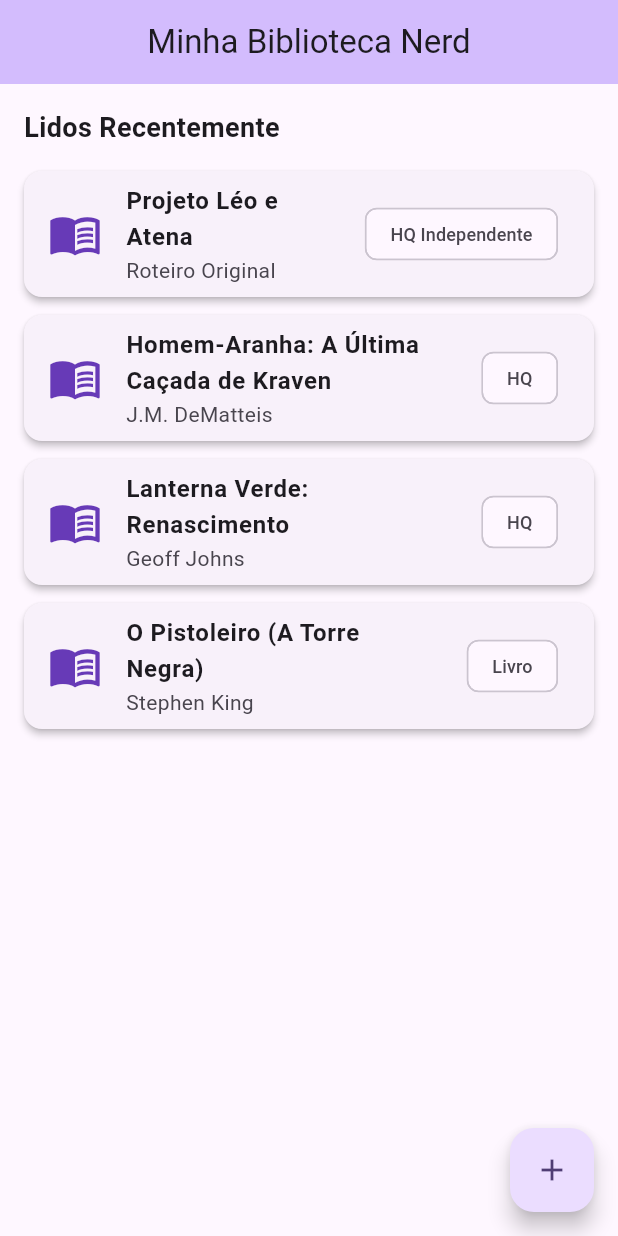
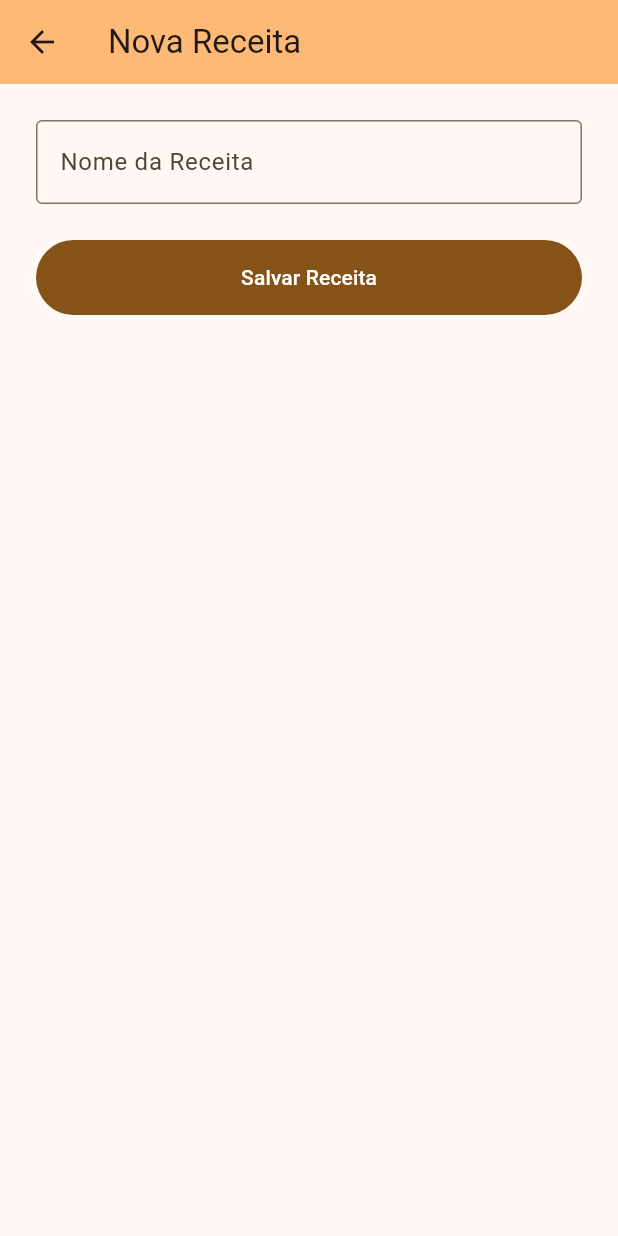
Before and after one commit to Fear1606/Introdu-o-ao-Desenvolvimento-Mobile-com-Flutter, a Flutter app: the screen it shows after launch, after a tap on the "add" icon, on a phone screen of 412 x 824 dp. Run offline on Flutter 3.47's test engine with Material 3 defaults, Android fonts, the phone set to English and light mode, and no system bars.

Commit message:
Reformulado para receita - Formulario implementado da aula 03

```diff
--- a/lib/main.dart
+++ b/lib/main.dart
@@ -1,19 +1,19 @@
 import 'package:flutter/material.dart';
 
 void main() {
-  runApp(const GerenciadorColecaoApp());
+  runApp(const ChefDeBolsoApp());
 }
 
-class GerenciadorColecaoApp extends StatelessWidget {
-  const GerenciadorColecaoApp({super.key});
+class ChefDeBolsoApp extends StatelessWidget {
+  const ChefDeBolsoApp({super.key});
 
   @override
   Widget build(BuildContext context) {
     return MaterialApp(
-      title: 'Gerenciador de Coleção',
+      title: 'Chef de Bolso',
       debugShowCheckedModeBanner: false,
       theme: ThemeData(
-        colorScheme: ColorScheme.fromSeed(seedColor: Colors.deepPurple),
+        colorScheme: ColorScheme.fromSeed(seedColor: Colors.orange),
         useMaterial3: true,
       ),
       home: const HomePage(),
@@ -21,7 +21,7 @@ class GerenciadorColecaoApp extends StatelessWidget {
   }
 }
 
-// Criação da Página Principal solicitada na atividade
+// --- TELA INICIAL ---
 class HomePage extends StatelessWidget {
   const HomePage({super.key});
 
@@ -29,79 +29,198 @@ class HomePage extends StatelessWidget {
   Widget build(BuildContext context) {
     return Scaffold(
       appBar: AppBar(
-        title: const Text('Minha Biblioteca Nerd'),
+        title: const Text('Chef de Bolso - Receitas'),
         backgroundColor: Theme.of(context).colorScheme.inversePrimary,
         centerTitle: true,
       ),
-      // Definindo o layout da página com os textos escritos
-      body: ListView(
+      body: SingleChildScrollView(
         padding: const EdgeInsets.all(16.0),
+        child: Column(
+          crossAxisAlignment: CrossAxisAlignment.start,
           children: const [
             Text(
-            'Lidos Recentemente',
-            style: TextStyle(fontSize: 18, fontWeight: FontWeight.bold),
+              'Lanches Práticos',
+              style: TextStyle(fontSize: 20, fontWeight: FontWeight.bold),
             ),
             SizedBox(height: 16),
-          ItemCard(
-            titulo: 'Projeto Léo e Atena',
-            autor: 'Roteiro Original',
-            tipo: 'HQ Independente',
+            ReceitaItem(
+              titulo: 'Vitamina Reforçada de Banana',
+              tempoPreparo: '5 min',
+              icone: Icons.blender,
             ),
-          ItemCard(
-            titulo: 'Homem-Aranha: A Última Caçada de Kraven',
-            autor: 'J.M. DeMatteis',
-            tipo: 'HQ',
+            ReceitaItem(
+              titulo: 'Suco de Uva Integral Rápido',
+              tempoPreparo: '2 min',
+              icone: Icons.local_drink,
             ),
-          ItemCard(
-            titulo: 'Lanterna Verde: Renascimento',
-            autor: 'Geoff Johns',
-            tipo: 'HQ',
-          ),
-          ItemCard(
-            titulo: 'O Pistoleiro (A Torre Negra)',
-            autor: 'Stephen King',
-            tipo: 'Livro',
+            ReceitaItem(
+              titulo: 'Tapioca Simples',
+              tempoPreparo: '10 min',
+              icone: Icons.breakfast_dining,
             ),
           ],
         ),
+      ),
       floatingActionButton: FloatingActionButton(
         onPressed: () {
-          // Apenas visual por enquanto (placeholder para a tela de cadastro)
+          // Navega para a tela de formulário quando o botão é clicado
+          Navigator.push(
+            context,
+            MaterialPageRoute(builder: (context) => const FormularioReceitaPage()),
+          );
         },
-        tooltip: 'Cadastrar nova obra',
+        tooltip: 'Cadastrar Receita',
         child: const Icon(Icons.add),
       ),
     );
   }
 }
 
-// Widget extraído para manter o código limpo e organizado
-class ItemCard extends StatelessWidget {
+// Widget da lista (mantido igual)
+class ReceitaItem extends StatelessWidget {
   final String titulo;
-  final String autor;
-  final String tipo;
+  final String tempoPreparo;
+  final IconData icone;
 
-  const ItemCard({
+  const ReceitaItem({
     super.key,
     required this.titulo,
-    required this.autor,
-    required this.tipo,
+    required this.tempoPreparo,
+    required this.icone,
   });
 
   @override
   Widget build(BuildContext context) {
-    return Card(
-      elevation: 2,
+    return Container(
       margin: const EdgeInsets.only(bottom: 12),
-      child: ListTile(
-        leading: const Icon(Icons.menu_book, size: 36, color: Colors.deepPurple),
-        title: Text(titulo, style: const TextStyle(fontWeight: FontWeight.bold)),
-        subtitle: Text(autor),
-        trailing: Chip(
-          label: Text(
-            tipo,
-            style: const TextStyle(fontSize: 12),
+      padding: const EdgeInsets.all(16),
+      decoration: BoxDecoration(
+        color: Colors.white,
+        borderRadius: BorderRadius.circular(12),
+        boxShadow: [
+          BoxShadow(
+            color: Colors.grey.withOpacity(0.2),
+            spreadRadius: 1,
+            blurRadius: 4,
+            offset: const Offset(0, 2),
           ),
+        ],
+      ),
+      child: Row(
+        children: [
+          Icon(icone, size: 40, color: Colors.orange),
+          const SizedBox(width: 16),
+          Column(
+            crossAxisAlignment: CrossAxisAlignment.start,
+            children: [
+              Text(
+                titulo,
+                style: const TextStyle(fontWeight: FontWeight.bold, fontSize: 16),
+              ),
+              const SizedBox(height: 4),
+              Row(
+                children: [
+                  const Icon(Icons.timer, size: 14, color: Colors.grey),
+                  const SizedBox(width: 4),
+                  Text(
+                    tempoPreparo,
+                    style: const TextStyle(color: Colors.grey, fontSize: 13),
+                  ),
+                ],
+              ),
+            ],
+          ),
+        ],
+      ),
+    );
+  }
+}
+
+//aula 03
+// precisa ser StatefulWidget pois a tela muda (mostra/esconde erros) enquanto o usuário digita
+class FormularioReceitaPage extends StatefulWidget {
+  const FormularioReceitaPage({super.key});
+
+  @override
+  State<FormularioReceitaPage> createState() => _FormularioReceitaPageState();
+}
+
+class _FormularioReceitaPageState extends State<FormularioReceitaPage> {
+  // controlador para capturar o texto digitado
+  final nomeReceitaController = TextEditingController();
+  String? mensagemErro;
+
+  void validarNome(String valor) {
+
+    setState(() {
+      if (nomeReceitaController.text.trim().isEmpty) {
+        mensagemErro = "Informe o nome da receita!";
+      } else if (valor.trim().length < 3) {
+        mensagemErro = "O nome deve ter ao menos 3 caracteres";
+      } else {
+        mensagemErro = null;
+      }
+    });
+  }
+
+  void salvarReceita() {
+    validarNome(nomeReceitaController.text);
+
+    // se houver erro, para a execução aqui e não salva
+    if (mensagemErro != null) return;
+
+    final texto = nomeReceitaController.text.trim();
+
+    // Mostra a notificação (SnackBar) na tela
+    ScaffoldMessenger.of(context).showSnackBar(
+      SnackBar(
+        content: Text("Receita salva com sucesso: $texto"),
+        backgroundColor: Colors.green,
+      ),
+    );
+
+    nomeReceitaController.clear();
+
+  }
+
+  @override
+  void dispose() {
+    // é essencial descartar o controller para liberar memória quando a tela for fechada
+    //"sair da sala e desligar tudo enquanto estiver fora"
+    nomeReceitaController.dispose();
+    super.dispose();
+  }
+
+  @override
+  Widget build(BuildContext context) {
+    return Scaffold(
+      appBar: AppBar(
+        title: const Text("Nova Receita"),
+        backgroundColor: Theme.of(context).colorScheme.inversePrimary,
+      ),
+      body: SingleChildScrollView(
+        padding: const EdgeInsets.all(24),
+        child: Column(
+          children: [
+            TextField(
+              controller: nomeReceitaController,
+              decoration: InputDecoration(
+                labelText: "Nome da Receita",
+                border: const OutlineInputBorder(),
+
+                errorText: mensagemErro,
+              ),
+              onChanged: validarNome,
+            ),
+            const SizedBox(height: 24),
+            FilledButton(
+              onPressed: salvarReceita,
+              style: FilledButton.styleFrom(
+                minimumSize: const Size.fromHeight(50), // faz o botão ocupar a largura toda
+              ),
+              child: const Text("Salvar Receita"),
+            )
+          ],
         ),
       ),
     );
--- a/pubspec.yaml
+++ b/pubspec.yaml
@@ -1,4 +1,4 @@
-name: gerenciador_colecao
+name: chef_de_bolso
 description: "A new Flutter project."
 # The following line prevents the package from being accidentally published to
 # pub.dev using `flutter pub publish`. This is preferred for private packages.
```
Also changed, not shown: pubspec.lock, 2 other files. Lines whose indentation alone changed are shown as unchanged.
